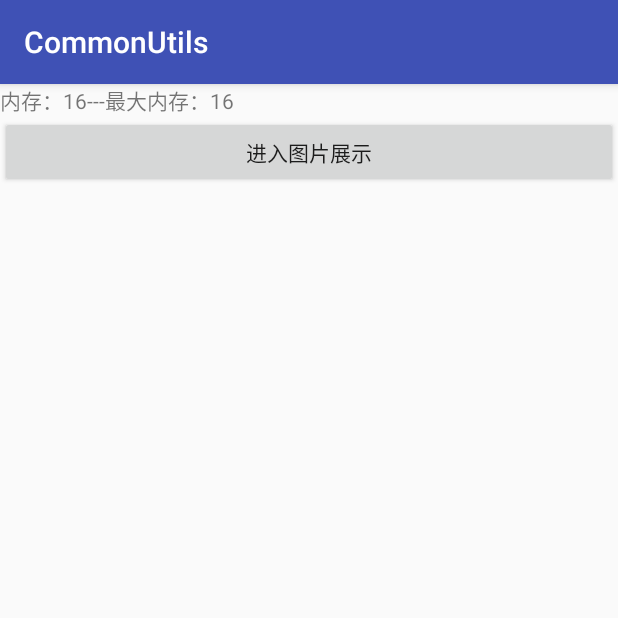
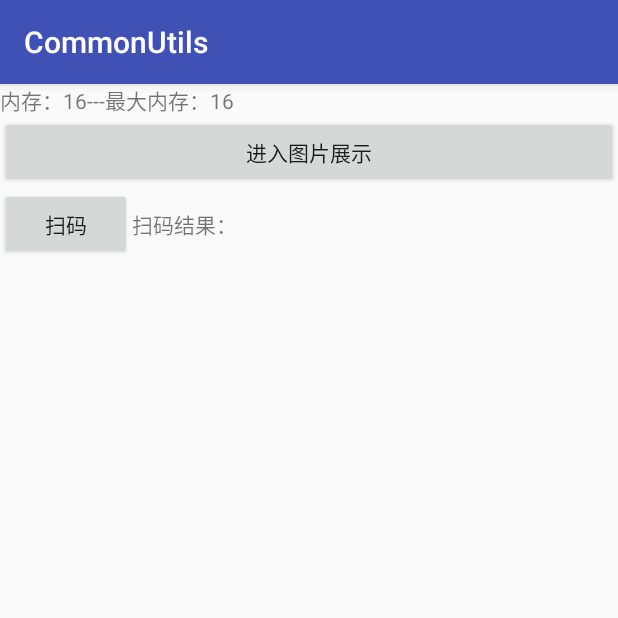
Before and after one commit to flyGeneral/CommonUtils, an Android app: the screen it shows after launch (MainActivity), on a phone screen of 412 x 824 dp, the top half of it. Run offline under Robolectric (Android 15) with nearby library versions, the light colour scheme and no system bars.

Commit message:
测试扫码功能通过，正常返回扫码结果

```diff
--- a/app/src/main/java/com/chenjinghao/commonutils/MainActivity.java
+++ b/app/src/main/java/com/chenjinghao/commonutils/MainActivity.java
@@ -1,9 +1,11 @@
 package com.chenjinghao.commonutils;
 
+import android.app.Activity;
 import android.app.ActivityManager;
 import android.content.Intent;
 import android.support.v7.app.AppCompatActivity;
 import android.os.Bundle;
+import android.util.Log;
 import android.view.View;
 import android.widget.Button;
 import android.widget.TextView;
@@ -15,28 +17,57 @@ public class MainActivity extends AppCompatActivity implements View.OnClickListe
 
     private TextView tvInfo;
     private Button mBtnShowPicture;
+    private Button mBtnScanCode;
+    private TextView mTvQCodeResult;
+
+    private static final int REQUEST_QRCODE = 0x01;
 
     @Override
     protected void onCreate(Bundle savedInstanceState) {
         super.onCreate(savedInstanceState);
         setContentView(R.layout.activity_main);
 
-        tvInfo = (TextView) findViewById(R.id.tv_info);
-        mBtnShowPicture = (Button) findViewById(R.id.btn_show_picture);
+        initViews();
 
         tvInfo.setText("内存："+ MemoryManager.getCommonMemoryValue(this)+"---最大内存："+
                 MemoryManager.getLargeMemoryValue(this));
-        mBtnShowPicture.setOnClickListener(this);
-
     }
 
+    private void initViews() {
+        tvInfo = (TextView) findViewById(R.id.tv_info);
+        mBtnShowPicture = (Button) findViewById(R.id.btn_show_picture);
+        mBtnShowPicture.setOnClickListener(this);
+        mBtnScanCode = (Button) findViewById(R.id.btn_scan_q_code);
+        mBtnScanCode.setOnClickListener(this);
+        mTvQCodeResult = (TextView) findViewById(R.id.tv_show_q_code_result);
+    }
+
+    @Override
+    protected void onActivityResult(int requestCode, int resultCode, Intent data) {
+        switch (requestCode){
+            //扫码逻辑处理
+            case REQUEST_QRCODE:
+                Log.d("jinghao", "resultCode="+requestCode);
+                if (resultCode == Activity.RESULT_OK){
+                    Log.d("jinghao", "扫码成功");
+                    String scan_result = data.getStringExtra("SCAN_RESULT");
+                    mTvQCodeResult.setText("扫码结果是："+scan_result);
+                }
+                break;
+        }
+    }
 
     @Override
     public void onClick(View view) {
         switch (view.getId()){
             case R.id.btn_show_picture:
-                Intent toShowPicture = new Intent(this, CaptureActivity.class);
+                Intent toShowPicture = new Intent(this, ShowPictureActivity.class);
                 startActivity(toShowPicture);
+                break;
+            case R.id.btn_scan_q_code:
+                Intent toScanCode = new Intent(this, CaptureActivity.class);
+                startActivityForResult(toScanCode, REQUEST_QRCODE);
+//                startActivity(toScanCode);
                 break;
         }
     }
--- a/app/src/main/res/layout/activity_main.xml
+++ b/app/src/main/res/layout/activity_main.xml
@@ -17,4 +17,20 @@
         android:layout_width="match_parent"
         android:layout_height="wrap_content"
         android:text="进入图片展示"/>
+    <LinearLayout
+        android:layout_width="match_parent"
+        android:layout_height="wrap_content"
+        android:orientation="horizontal">
+        <Button
+            android:id="@+id/btn_scan_q_code"
+            android:layout_width="wrap_content"
+            android:layout_height="wrap_content"
+            android:text="扫码"/>
+        <TextView
+            android:id="@+id/tv_show_q_code_result"
+            android:layout_width="match_parent"
+            android:layout_height="wrap_content"
+            android:text="扫码结果："/>
+    </LinearLayout>
+
 </LinearLayout>
```
